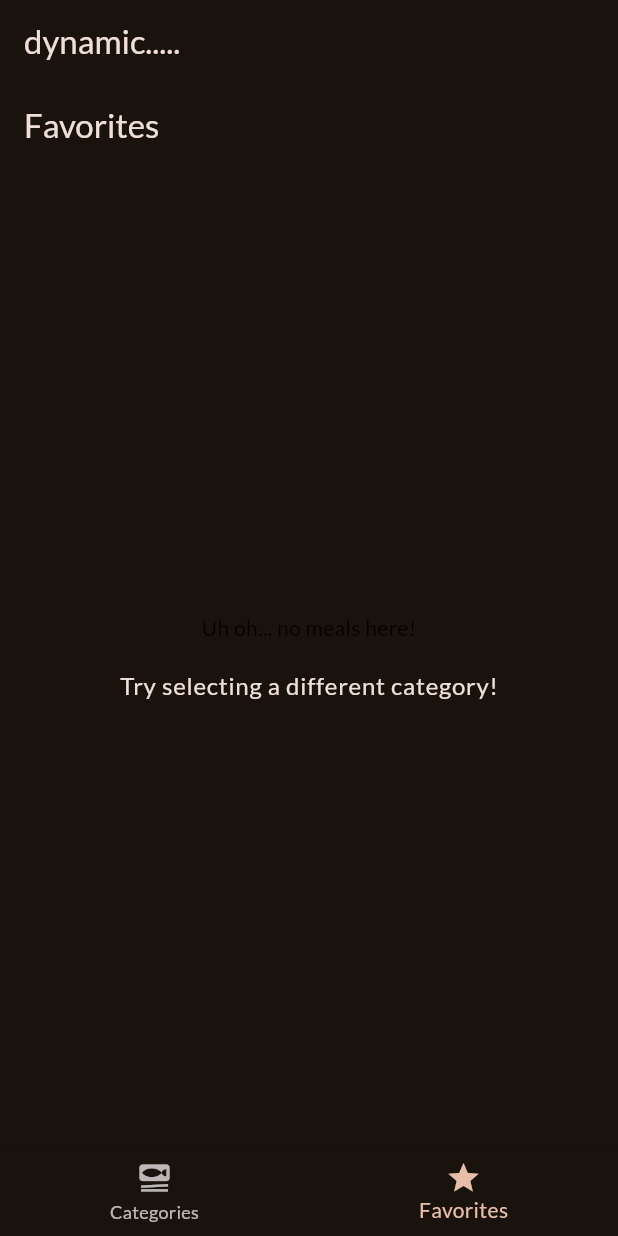
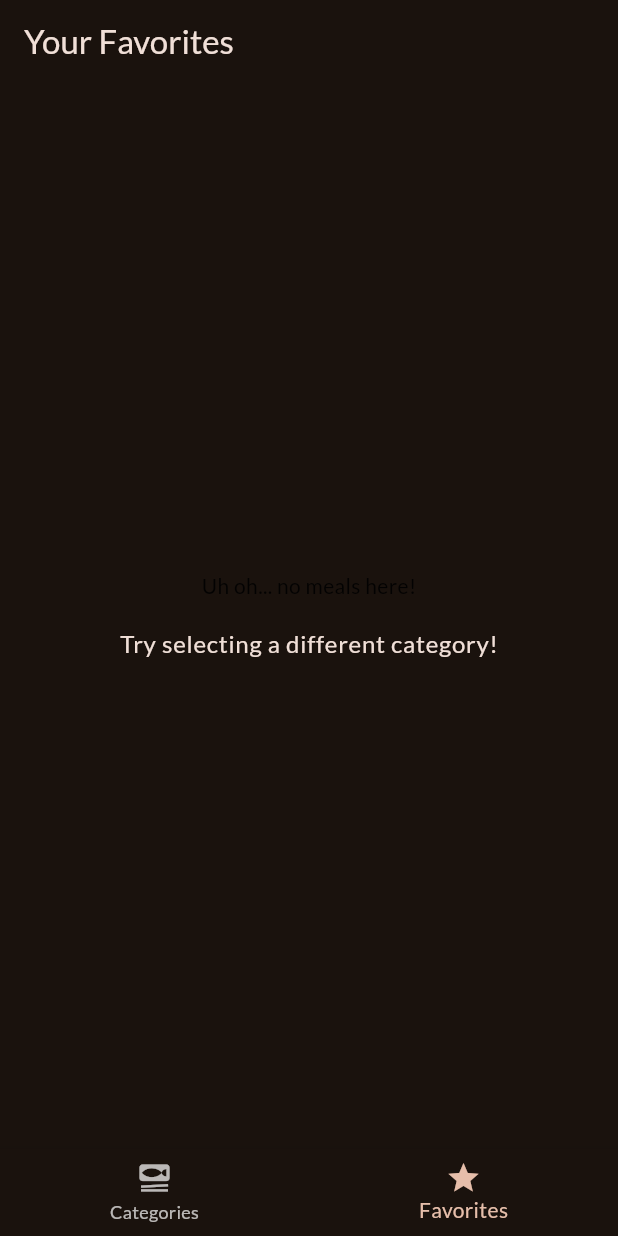
Before and after one commit to wtwente20/Flutter-Meals, a Flutter app: the screen it shows after launch, item 2 of the bottom bar chosen, on a phone screen of 412 x 824 dp. Run offline on Flutter 3.47's test engine with Material 2 defaults, Android fonts, the phone set to English and light mode, and no system bars; our stand-ins replace google_fonts, transparent_image.

Commit message:
fixed double title bug on Favorites tab

```diff
--- a/lib/screens/meals.dart
+++ b/lib/screens/meals.dart
@@ -6,11 +6,11 @@ import 'package:meals/widgets/meal_item.dart';
 class MealsScreen extends StatelessWidget {
   const MealsScreen({
     super.key,
-    required this.title,
+    this.title,
     required this.meals,
   });
 
-  final String title;
+  final String? title;
   final List<Meal> meals;
 
   void selectMeal(BuildContext context, Meal meal) {
@@ -53,9 +53,13 @@ class MealsScreen extends StatelessWidget {
       );
     }
 
+    if(title == null) {
+      return content;
+    }
+
     return Scaffold(
       appBar: AppBar(
-        title: Text(title),
+        title: Text(title!),
       ),
       body: content,
     );
--- a/lib/screens/tabs.dart
+++ b/lib/screens/tabs.dart
@@ -26,13 +26,13 @@ class _TabsScreenState extends State<TabsScreen> {
     var activePageTitle = 'Categories';
 
     if(_selectedPageIndex == 1) {
-      activePage = MealsScreen(title: 'Favorites', meals: []);
+      activePage = const MealsScreen(meals: []);
       activePageTitle ='Your Favorites';
     }
 
     return Scaffold(
       appBar: AppBar(
-        title: Text('dynamic.....'),
+        title: Text(activePageTitle),
       ),
       body: activePage,
       bottomNavigationBar: BottomNavigationBar(
```
